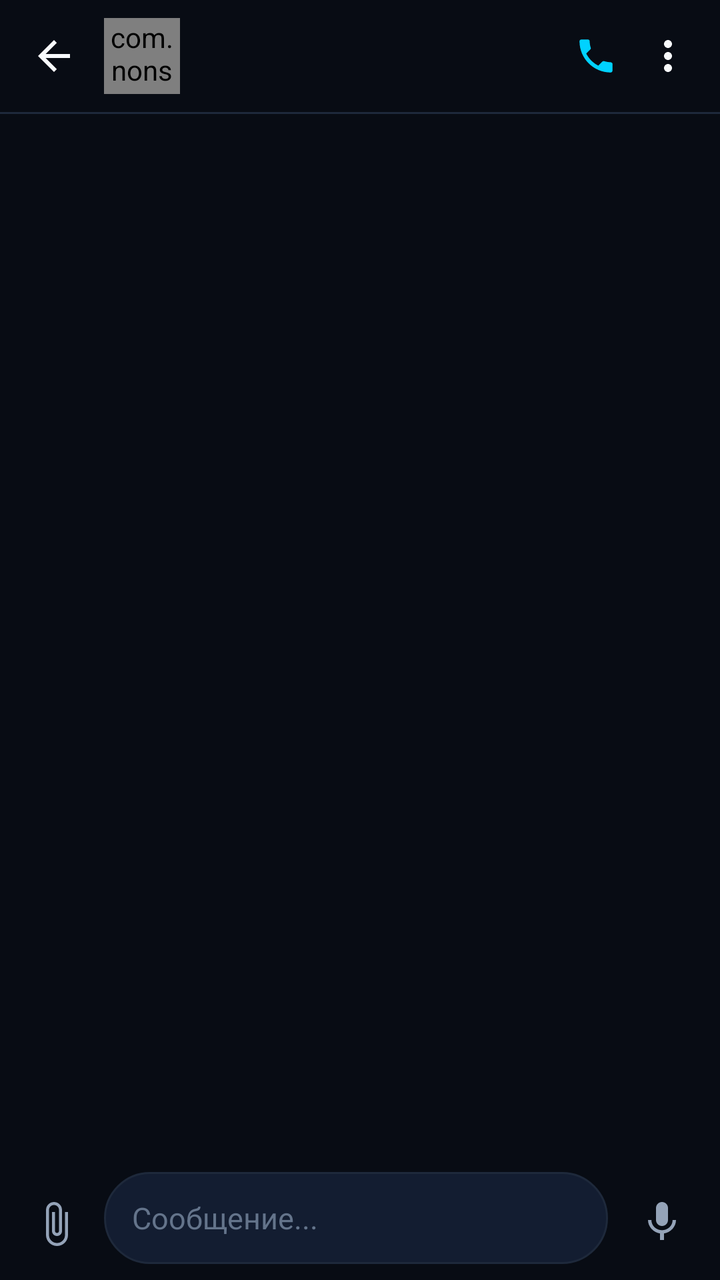
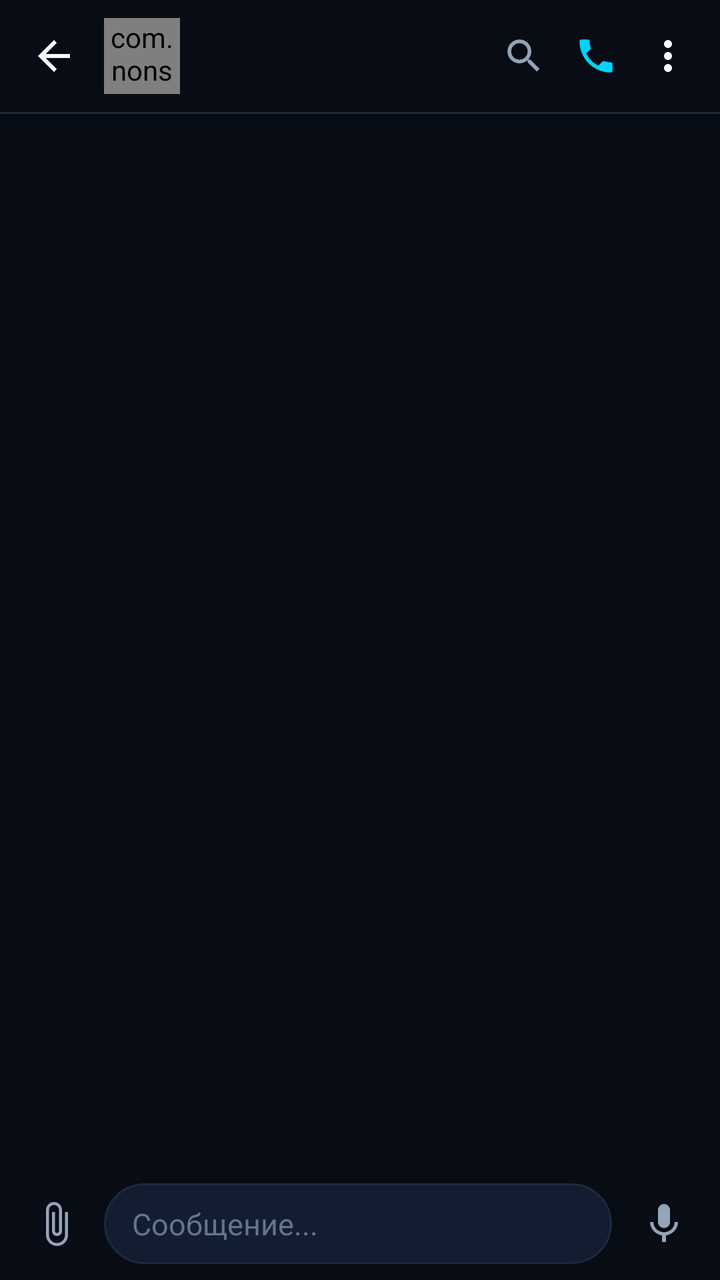

Before-and-after screenshots of an Android layout around one commit, followed by the original layout XML and the change that was made.
<!-- AndroidManifest.xml: application theme Theme.NonsenseChat -->
<!-- res/layout/activity_chat.xml -->
<?xml version="1.0" encoding="utf-8"?>
<androidx.constraintlayout.widget.ConstraintLayout xmlns:android="http://schemas.android.com/apk/res/android"
    xmlns:app="http://schemas.android.com/apk/res-auto"
    android:id="@+id/chatRoot"
    android:layout_width="match_parent"
    android:layout_height="match_parent"
    android:background="@color/bg_main">

    
    <androidx.constraintlayout.widget.ConstraintLayout
        android:id="@+id/chatHeader"
        android:layout_width="match_parent"
        android:layout_height="wrap_content"
        android:minHeight="56dp"
        android:background="@color/bg_main"
        android:paddingHorizontal="8dp"
        android:paddingVertical="4dp"
        app:layout_constraintTop_toTopOf="parent">

        <ImageView
            android:id="@+id/btnChatBack"
            android:layout_width="38dp"
            android:layout_height="38dp"
            android:background="?attr/selectableItemBackgroundBorderless"
            android:padding="7dp"
            android:src="@drawable/ic_back"
            app:tint="@color/text_primary"
            app:layout_constraintStart_toStartOf="parent"
            app:layout_constraintTop_toTopOf="parent"
            app:layout_constraintBottom_toBottomOf="parent" />

        <com.nonsensechat.app.ui.custom.AvatarView
            android:id="@+id/headerAvatar"
            android:layout_width="38dp"
            android:layout_height="38dp"
            android:layout_marginStart="6dp"
            app:layout_constraintStart_toEndOf="@+id/btnChatBack"
            app:layout_constraintTop_toTopOf="parent"
            app:layout_constraintBottom_toBottomOf="parent" />

        <LinearLayout
            android:layout_width="0dp"
            android:layout_height="wrap_content"
            android:layout_marginStart="10dp"
            android:layout_marginEnd="8dp"
            android:orientation="vertical"
            app:layout_constraintStart_toEndOf="@+id/headerAvatar"
            app:layout_constraintEnd_toStartOf="@+id/btnCall"
            app:layout_constraintTop_toTopOf="parent"
            app:layout_constraintBottom_toBottomOf="parent">

            <TextView
                android:id="@+id/tvHeaderTitle"
                android:layout_width="wrap_content"
                android:layout_height="wrap_content"
                android:ellipsize="end"
                android:maxLines="1"
                android:textColor="@color/text_primary"
                android:textSize="16sp"
                android:textStyle="bold" />

            <TextView
                android:id="@+id/tvHeaderSubtitle"
                android:layout_width="wrap_content"
                android:layout_height="wrap_content"
                android:ellipsize="end"
                android:maxLines="1"
                android:textColor="@color/text_tertiary"
                android:textSize="12sp" />

        </LinearLayout>

        <ImageView
            android:id="@+id/btnCall"
            android:layout_width="36dp"
            android:layout_height="36dp"
            android:background="?attr/selectableItemBackgroundBorderless"
            android:padding="7dp"
            android:src="@drawable/ic_phone_call"
            app:layout_constraintEnd_toStartOf="@+id/btnChatMenu"
            app:layout_constraintTop_toTopOf="parent"
            app:layout_constraintBottom_toBottomOf="parent" />

        <ImageView
            android:id="@+id/btnChatMenu"
            android:layout_width="36dp"
            android:layout_height="36dp"
            android:layout_marginStart="4dp"
            android:background="?attr/selectableItemBackgroundBorderless"
            android:padding="6dp"
            android:src="@drawable/ic_more_vert"
            app:layout_constraintEnd_toEndOf="parent"
            app:layout_constraintTop_toTopOf="parent"
            app:layout_constraintBottom_toBottomOf="parent" />

    </androidx.constraintlayout.widget.ConstraintLayout>

    <View
        android:id="@+id/headerDivider"
        android:layout_width="match_parent"
        android:layout_height="1dp"
        android:background="@color/border_subtle"
        app:layout_constraintTop_toBottomOf="@+id/chatHeader" />

    
    <androidx.recyclerview.widget.RecyclerView
        android:id="@+id/rvMessages"
        android:layout_width="match_parent"
        android:layout_height="0dp"
        android:clipToPadding="false"
        android:paddingHorizontal="10dp"
        android:paddingVertical="8dp"
        app:layout_constraintTop_toBottomOf="@+id/headerDivider"
        app:layout_constraintBottom_toTopOf="@+id/bottomBar" />

    
    <androidx.constraintlayout.widget.ConstraintLayout
        android:id="@+id/bottomBar"
        android:layout_width="match_parent"
        android:layout_height="wrap_content"
        android:background="@color/bg_main"
        android:paddingHorizontal="8dp"
        android:paddingVertical="8dp"
        app:layout_constraintBottom_toBottomOf="parent">

        <ImageView
            android:id="@+id/btnAttach"
            android:layout_width="40dp"
            android:layout_height="40dp"
            android:background="?attr/selectableItemBackgroundBorderless"
            android:padding="8dp"
            android:src="@drawable/ic_paperclip"
            app:layout_constraintStart_toStartOf="parent"
            app:layout_constraintBottom_toBottomOf="parent" />

        <LinearLayout
            android:id="@+id/inputContainer"
            android:layout_width="0dp"
            android:layout_height="wrap_content"
            android:layout_marginStart="4dp"
            android:layout_marginEnd="6dp"
            android:background="@drawable/bg_input_bar"
            android:gravity="center_vertical"
            android:orientation="horizontal"
            android:paddingHorizontal="14dp"
            android:paddingVertical="4dp"
            app:layout_constraintStart_toEndOf="@+id/btnAttach"
            app:layout_constraintEnd_toStartOf="@+id/btnSendOrVoice"
            app:layout_constraintBottom_toBottomOf="parent"
            app:layout_constraintTop_toTopOf="parent">

            <EditText
                android:id="@+id/etMessage"
                android:layout_width="match_parent"
                android:layout_height="wrap_content"
                android:background="@null"
                android:hint="@string/type_message_hint"
                android:maxLines="5"
                android:minHeight="38dp"
                android:textColor="@color/text_primary"
                android:textColorHint="@color/text_tertiary"
                android:textSize="15sp" />

        </LinearLayout>

        <ImageView
            android:id="@+id/btnSendOrVoice"
            android:layout_width="42dp"
            android:layout_height="42dp"
            android:background="?attr/selectableItemBackgroundBorderless"
            android:padding="9dp"
            android:src="@drawable/ic_microphone"
            app:layout_constraintEnd_toEndOf="parent"
            app:layout_constraintBottom_toBottomOf="parent" />

    </androidx.constraintlayout.widget.ConstraintLayout>

</androidx.constraintlayout.widget.ConstraintLayout>
<!-- resources referenced by this layout -->
<resources>
  <color name="bg_main">#080C14</color>
  <color name="border_subtle">#1E293B</color>
  <color name="text_primary">#F8FAFC</color>
  <color name="text_tertiary">#64748B</color>
  <!-- drawable bg_input_bar (drawable) -->
  <?xml version="1.0" encoding="utf-8"?>
  <shape xmlns:android="http://schemas.android.com/apk/res/android"
      android:shape="rectangle">
      <solid android:color="@color/bg_card" />
      <stroke android:width="1dp" android:color="@color/border_subtle" />
      <corners android:radius="24dp" />
  </shape>
  <!-- drawable ic_back (drawable) -->
  <?xml version="1.0" encoding="utf-8"?>
  <vector xmlns:android="http://schemas.android.com/apk/res/android"
      android:width="24dp"
      android:height="24dp"
      android:viewportWidth="24"
      android:viewportHeight="24">
      <path
          android:fillColor="@color/text_primary"
          android:pathData="M20,11H7.83l5.59,-5.59L12,4l-8,8 8,8 1.41,-1.41L7.83,13H20v-2z" />
  </vector>
  <string name="type_message_hint">Сообщение...</string>
  <color name="bg_card">#131D31</color>
  <color name="text_secondary">#94A3B8</color>
  <color name="accent_cyan">#00D2FF</color>
  <color name="accent_green">#00FF88</color>
  <color name="bg_surface">#0F172A</color>
  <!-- unchanged entries left out for length: 5 -->
</resources>

<!-- the commit's change to res/layout/activity_chat.xml (unified diff, before → after) -->
@@ -39,13 +39,14 @@
             app:layout_constraintBottom_toBottomOf="parent" />
 
         <LinearLayout
+            android:id="@+id/headerTextContainer"
             android:layout_width="0dp"
             android:layout_height="wrap_content"
             android:layout_marginStart="10dp"
-            android:layout_marginEnd="8dp"
+            android:layout_marginEnd="6dp"
             android:orientation="vertical"
             app:layout_constraintStart_toEndOf="@+id/headerAvatar"
-            app:layout_constraintEnd_toStartOf="@+id/btnCall"
+            app:layout_constraintEnd_toStartOf="@+id/btnChatSearch"
             app:layout_constraintTop_toTopOf="parent"
             app:layout_constraintBottom_toBottomOf="parent">
 
@@ -71,6 +72,18 @@
         </LinearLayout>
 
         <ImageView
+            android:id="@+id/btnChatSearch"
+            android:layout_width="36dp"
+            android:layout_height="36dp"
+            android:background="?attr/selectableItemBackgroundBorderless"
+            android:padding="7dp"
+            android:src="@drawable/ic_search"
+            app:tint="@color/text_secondary"
+            app:layout_constraintEnd_toStartOf="@+id/btnCall"
+            app:layout_constraintTop_toTopOf="parent"
+            app:layout_constraintBottom_toBottomOf="parent" />
+
+        <ImageView
             android:id="@+id/btnCall"
             android:layout_width="36dp"
             android:layout_height="36dp"
@@ -85,7 +98,7 @@
             android:id="@+id/btnChatMenu"
             android:layout_width="36dp"
             android:layout_height="36dp"
-            android:layout_marginStart="4dp"
+            android:layout_marginStart="2dp"
             android:background="?attr/selectableItemBackgroundBorderless"
             android:padding="6dp"
             android:src="@drawable/ic_more_vert"
@@ -95,12 +108,114 @@
 
     </androidx.constraintlayout.widget.ConstraintLayout>
 
+    
+    <LinearLayout
+        android:id="@+id/chatSearchContainer"
+        android:layout_width="match_parent"
+        android:layout_height="44dp"
+        android:background="#152130"
+        android:gravity="center_vertical"
+        android:orientation="horizontal"
+        android:paddingHorizontal="12dp"
+        android:visibility="gone"
+        app:layout_constraintTop_toBottomOf="@+id/chatHeader">
+
+        <ImageView
+            android:layout_width="20dp"
+            android:layout_height="20dp"
+            android:src="@drawable/ic_search"
+            app:tint="@color/text_secondary" />
+
+        <EditText
+            android:id="@+id/etChatSearch"
+            android:layout_width="0dp"
+            android:layout_height="match_parent"
+            android:layout_marginStart="10dp"
+            android:layout_weight="1"
+            android:background="@null"
+            android:hint="Поиск сообщений..."
+            android:textColor="@color/text_primary"
+            android:textColorHint="@color/text_tertiary"
+            android:textSize="14sp" />
+
+        <ImageView
+            android:id="@+id/btnCloseChatSearch"
+            android:layout_width="28dp"
+            android:layout_height="28dp"
+            android:background="?attr/selectableItemBackgroundBorderless"
+            android:padding="5dp"
+            android:src="@drawable/ic_close"
+            app:tint="@color/text_secondary" />
+    </LinearLayout>
+
+    
+    <LinearLayout
+        android:id="@+id/pinnedBar"
+        android:layout_width="match_parent"
+        android:layout_height="wrap_content"
+        android:background="@drawable/bg_pinned_bar"
+        android:gravity="center_vertical"
+        android:orientation="horizontal"
+        android:paddingHorizontal="12dp"
+        android:paddingVertical="7dp"
+        android:visibility="gone"
+        app:layout_constraintTop_toBottomOf="@+id/chatSearchContainer">
+
+        <ImageView
+            android:layout_width="18dp"
+            android:layout_height="18dp"
+            android:src="@drawable/ic_pin"
+            app:tint="@color/accent_cyan" />
+
+        <View
+            android:layout_width="2.5dp"
+            android:layout_height="28dp"
+            android:layout_marginStart="8dp"
+            android:background="@color/accent_cyan" />
+
+        <LinearLayout
+            android:id="@+id/pinnedContent"
+            android:layout_width="0dp"
+            android:layout_height="wrap_content"
+            android:layout_marginStart="8dp"
+            android:layout_weight="1"
+            android:orientation="vertical">
+
+            <TextView
+                android:id="@+id/tvPinnedTitle"
+                android:layout_width="wrap_content"
+                android:layout_height="wrap_content"
+                android:text="📌 Закрепленное сообщение"
+                android:textColor="@color/accent_cyan"
+                android:textSize="12sp"
+                android:textStyle="bold" />
+
+            <TextView
+                android:id="@+id/tvPinnedPreview"
+                android:layout_width="wrap_content"
+                android:layout_height="wrap_content"
+                android:ellipsize="end"
+                android:maxLines="1"
+                android:textColor="@color/text_secondary"
+                android:textSize="13sp" />
+        </LinearLayout>
+
+        <ImageView
+            android:id="@+id/btnUnpinCurrent"
+            android:layout_width="28dp"
+            android:layout_height="28dp"
+            android:background="?attr/selectableItemBackgroundBorderless"
+            android:padding="6dp"
+            android:src="@drawable/ic_close"
+            app:tint="@color/text_tertiary" />
+    </LinearLayout>
+
     <View
         android:id="@+id/headerDivider"
         android:layout_width="match_parent"
         android:layout_height="1dp"
         android:background="@color/border_subtle"
-        app:layout_constraintTop_toBottomOf="@+id/chatHeader" />
+        app:layout_constraintTop_toBottomOf="@+id/pinnedBar" />
 
     
     <androidx.recyclerview.widget.RecyclerView
@@ -111,7 +226,68 @@
         android:paddingHorizontal="10dp"
         android:paddingVertical="8dp"
         app:layout_constraintTop_toBottomOf="@+id/headerDivider"
-        app:layout_constraintBottom_toTopOf="@+id/bottomBar" />
+        app:layout_constraintBottom_toTopOf="@+id/replyEditBar" />
+
+    
+    <LinearLayout
+        android:id="@+id/replyEditBar"
+        android:layout_width="match_parent"
+        android:layout_height="wrap_content"
+        android:background="#121D2C"
+        android:gravity="center_vertical"
+        android:orientation="horizontal"
+        android:paddingHorizontal="12dp"
+        android:paddingVertical="6dp"
+        android:visibility="gone"
+        app:layout_constraintBottom_toTopOf="@+id/bottomBar">
+
+        <ImageView
+            android:id="@+id/ivReplyEditIcon"
+            android:layout_width="20dp"
+            android:layout_height="20dp"
+            android:src="@drawable/ic_reply"
+            app:tint="@color/accent_cyan" />
+
+        <View
+            android:layout_width="2dp"
+            android:layout_height="26dp"
+            android:layout_marginStart="8dp"
+            android:background="@color/accent_cyan" />
+
+        <LinearLayout
+            android:layout_width="0dp"
+            android:layout_height="wrap_content"
+            android:layout_marginStart="8dp"
+            android:layout_weight="1"
+            android:orientation="vertical">
+
+            <TextView
+                android:id="@+id/tvReplyEditTitle"
+                android:layout_width="wrap_content"
+                android:layout_height="wrap_content"
+                android:textColor="@color/accent_cyan"
+                android:textSize="12sp"
+                android:textStyle="bold" />
+
+            <TextView
+                android:id="@+id/tvReplyEditSubtitle"
+                android:layout_width="wrap_content"
+                android:layout_height="wrap_content"
+                android:ellipsize="end"
+                android:maxLines="1"
+                android:textColor="@color/text_secondary"
+                android:textSize="13sp" />
+        </LinearLayout>
+
+        <ImageView
+            android:id="@+id/btnCloseReplyEdit"
+            android:layout_width="28dp"
+            android:layout_height="28dp"
+            android:background="?attr/selectableItemBackgroundBorderless"
+            android:padding="6dp"
+            android:src="@drawable/ic_close"
+            app:tint="@color/text_tertiary" />
+    </LinearLayout>
 
     
     <androidx.constraintlayout.widget.ConstraintLayout
@@ -154,21 +330,73 @@
                 android:layout_width="match_parent"
                 android:layout_height="wrap_content"
                 android:background="@null"
-                android:hint="@string/type_message_hint"
+                android:hint="Сообщение..."
                 android:maxLines="5"
-                android:minHeight="38dp"
+                android:paddingVertical="6dp"
                 android:textColor="@color/text_primary"
                 android:textColorHint="@color/text_tertiary"
                 android:textSize="15sp" />
 
         </LinearLayout>
 
+        
+        <LinearLayout
+            android:id="@+id/audioRecordOverlay"
+            android:layout_width="0dp"
+            android:layout_height="42dp"
+            android:layout_marginStart="4dp"
+            android:layout_marginEnd="6dp"
+            android:background="#1F2A38"
+            android:gravity="center_vertical"
+            android:orientation="horizontal"
+            android:paddingHorizontal="12dp"
+            android:visibility="gone"
+            app:layout_constraintStart_toEndOf="@+id/btnAttach"
+            app:layout_constraintEnd_toStartOf="@+id/btnSendOrVoice"
+            app:layout_constraintBottom_toBottomOf="parent"
+            app:layout_constraintTop_toTopOf="parent">
+
+            <View
+                android:layout_width="10dp"
+                android:layout_height="10dp"
+                android:background="@drawable/bg_online_dot"
+                android:backgroundTint="#FF4D4D" />
+
+            <TextView
+                android:id="@+id/tvRecordDuration"
+                android:layout_width="wrap_content"
+                android:layout_height="wrap_content"
+                android:layout_marginStart="8dp"
+                android:text="00:00"
+                android:textColor="#FF4D4D"
+                android:textSize="14sp"
+                android:textStyle="bold" />
+
+            <TextView
+                android:layout_width="0dp"
+                android:layout_height="wrap_content"
+                android:layout_marginStart="10dp"
+                android:layout_weight="1"
+                android:text="Запись..."
+                android:textColor="@color/text_secondary"
+                android:textSize="13sp" />
+
+            <TextView
+                android:id="@+id/btnCancelRecord"
+                android:layout_width="wrap_content"
+                android:layout_height="wrap_content"
+                android:padding="6dp"
+                android:text="Отмена"
+                android:textColor="#FF4D4D"
+                android:textSize="13sp" />
+        </LinearLayout>
+
         <ImageView
             android:id="@+id/btnSendOrVoice"
-            android:layout_width="42dp"
-            android:layout_height="42dp"
-            android:background="?attr/selectableItemBackgroundBorderless"
-            android:padding="9dp"
+            android:layout_width="40dp"
+            android:layout_height="40dp"
+            android:background="?attr/selectableItemBackgroundBorderless"
+            android:padding="8dp"
             android:src="@drawable/ic_microphone"
             app:layout_constraintEnd_toEndOf="parent"
             app:layout_constraintBottom_toBottomOf="parent" />
<!-- resource entries referenced after the edit -->
@@ -12,6 +12,19 @@
       <stroke android:width="1dp" android:color="@color/border_subtle" />
       <corners android:radius="24dp" />
   </shape>
+  <!-- drawable bg_online_dot (drawable) -->
+  <?xml version="1.0" encoding="utf-8"?>
+  <shape xmlns:android="http://schemas.android.com/apk/res/android"
+      android:shape="oval">
+      <solid android:color="@color/online_green" />
+      <stroke android:width="2dp" android:color="@color/bg_main" />
+  </shape>
+  <!-- drawable bg_pinned_bar (drawable) -->
+  <?xml version="1.0" encoding="utf-8"?>
+  <shape xmlns:android="http://schemas.android.com/apk/res/android" android:shape="rectangle">
+      <solid android:color="#121D2C" />
+      <stroke android:width="1dp" android:color="#1F2F44" />
+  </shape>
   <!-- drawable ic_back (drawable) -->
   <?xml version="1.0" encoding="utf-8"?>
   <vector xmlns:android="http://schemas.android.com/apk/res/android"
@@ -23,8 +36,49 @@
           android:fillColor="@color/text_primary"
           android:pathData="M20,11H7.83l5.59,-5.59L12,4l-8,8 8,8 1.41,-1.41L7.83,13H20v-2z" />
   </vector>
-  <string name="type_message_hint">Сообщение...</string>
+  <!-- drawable ic_close (drawable) -->
+  <vector xmlns:android="http://schemas.android.com/apk/res/android"
+      android:width="24dp"
+      android:height="24dp"
+      android:viewportWidth="24"
+      android:viewportHeight="24">
+    <path
+        android:fillColor="#FFFFFFFF"
+        android:pathData="M19,6.41L17.59,5 12,10.59 6.41,5 5,6.41 10.59,12 5,17.59 6.41,19 12,13.41 17.59,19 19,17.59 13.41,12z"/>
+  </vector>
+  <!-- drawable ic_pin (drawable) -->
+  <vector xmlns:android="http://schemas.android.com/apk/res/android"
+      android:width="24dp"
+      android:height="24dp"
+      android:viewportWidth="24"
+      android:viewportHeight="24">
+    <path
+        android:fillColor="#FFFFFFFF"
+        android:pathData="M16,9V4l1,0V2H7v2l1,0v5c0,1.66 -1.34,3 -3,3v2h5.97v7l1,1 1,-1v-7H19v-2c-1.66,0 -3,-1.34 -3,-3z"/>
+  </vector>
+  <!-- drawable ic_reply (drawable) -->
+  <vector xmlns:android="http://schemas.android.com/apk/res/android"
+      android:width="24dp"
+      android:height="24dp"
+      android:viewportWidth="24"
+      android:viewportHeight="24">
+    <path
+        android:fillColor="#FFFFFFFF"
+        android:pathData="M10,9V5l-7,7 7,7v-4.1c5,0 8.5,1.6 11,5.1 -1,-5 -4,-10 -11,-11z"/>
+  </vector>
+  <!-- drawable ic_search (drawable) -->
+  <?xml version="1.0" encoding="utf-8"?>
+  <vector xmlns:android="http://schemas.android.com/apk/res/android"
+      android:width="24dp"
+      android:height="24dp"
+      android:viewportWidth="24"
+      android:viewportHeight="24">
+      <path
+          android:fillColor="@color/text_secondary"
+          android:pathData="M15.5,14h-0.79l-0.28,-0.27C15.41,12.59 16,11.11 16,9.5 16,5.91 13.09,3 9.5,3S3,5.91 3,9.5 5.91,16 9.5,16c1.61,0 3.09,-0.59 4.23,-1.57l0.27,0.28v0.79l5,4.99L20.49,19l-4.99,-5zm-6,0C7.01,14 5,11.99 5,9.5S7.01,5 9.5,5 14,7.01 14,9.5 11.99,14 9.5,14z" />
+  </vector>
   <color name="bg_card">#131D31</color>
+  <color name="online_green">#22C55E</color>
   <color name="text_secondary">#94A3B8</color>
   <color name="accent_cyan">#00D2FF</color>
   <color name="accent_green">#00FF88</color>
